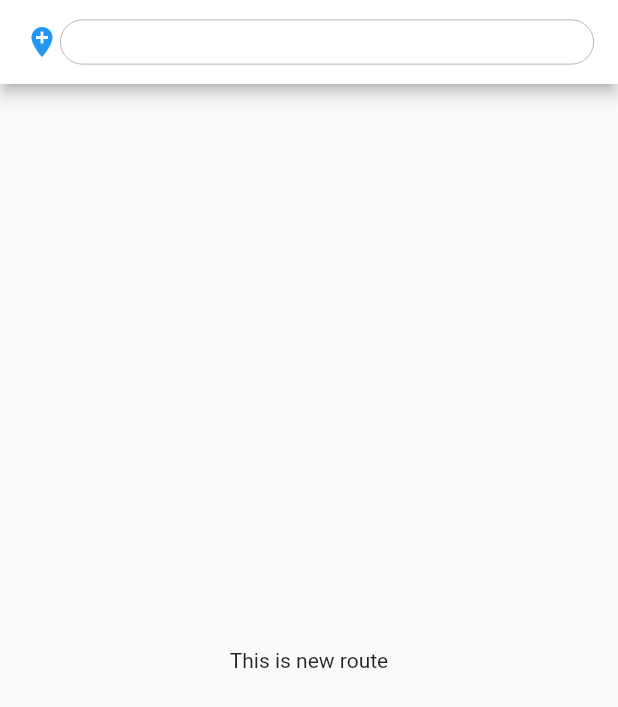
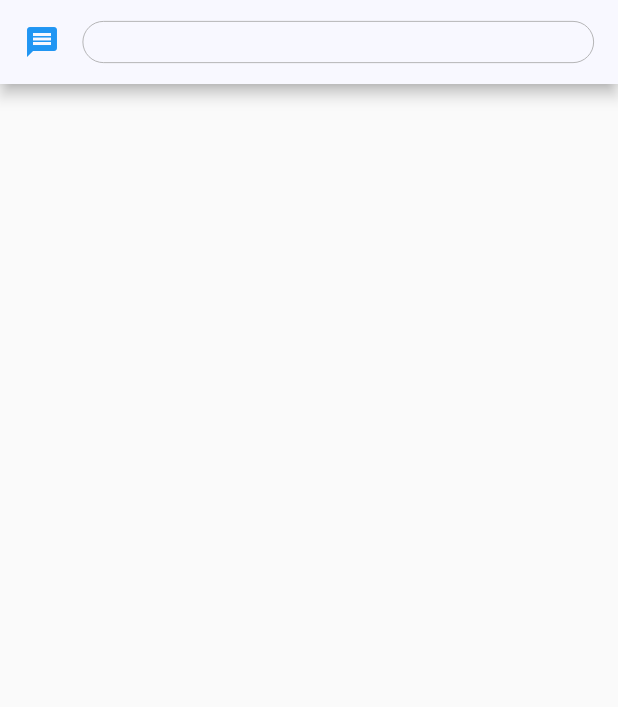
Before and after one commit to andwang130/flutter_frist, a Flutter app: the screen it shows after launch, on a phone screen of 412 x 824 dp. Shown: the top 707 px of the screen. Run offline on Flutter 3.47's test engine with Material 2 defaults, Android fonts, the phone set to English and light mode, and no system bars.

Commit message:
add home

```diff
--- a/lib/main.dart
+++ b/lib/main.dart
@@ -1,5 +1,5 @@
 import 'package:flutter/material.dart';
-import 'pkg/Search.dart';
+import 'package:flutter_app/pages/home.dart';
 void main() => runApp(MyApp());
 
 class MyApp extends StatelessWidget {
@@ -8,16 +8,7 @@ class MyApp extends StatelessWidget {
   Widget build(BuildContext context) {
 
     return MaterialApp(
-     home:Scaffold(
-      appBar: AppBar(
-        title: Search(),
-       backgroundColor: Colors.white,
-
-      ),
-      body: Center(
-        child: Text("This is new route"),
-      ),
-    )
+     home:Home()
     );
   }
 }
--- /dev/null
+++ b/lib/pages/home.dart
@@ -0,0 +1,32 @@
+import 'package:flutter/material.dart';
+import 'package:flutter_app/pkg/Search.dart';
+
+
+class Home extends StatefulWidget{
+  State<StatefulWidget> createState()=>_Home();
+}
+class _Home extends State<Home>{
+  @override
+  Widget build(BuildContext context) {
+    // TODO: implement build
+    return Scaffold(
+      appBar:AppBar(
+        title: HomeSearch(),
+        backgroundColor: Color.fromRGBO(	248,248,255, 1.0)
+      ),
+
+      body:Column(
+        children: <Widget>[
+
+        ],
+      ),
+    );
+  }
+}
+//class HomeSwiper extends StatelessWidget{
+//  @override
+//  Widget build(BuildContext context) {
+//    // TODO: implement build
+//    return ;
+//  }
+//}
--- a/lib/pkg/Search.dart
+++ b/lib/pkg/Search.dart
@@ -1,23 +1,31 @@
 import 'package:flutter/material.dart';
 
-class Search extends StatelessWidget{
+class HomeSearch extends StatelessWidget{
   @override
   Widget build(BuildContext context) {
-
     return Row(
       children: <Widget>[
-        Icon(Icons.add_location,color: Colors.blue,),
+        Icon(Icons.message,color: Colors.blue,),
         Expanded(
+        child: Padding(
+
+            padding:EdgeInsets.only(left: 15),
             child:Container(
-          height: 30,
+
+                  height: 28,
                   child:TextField(
                   decoration:InputDecoration(
-              border:InputBorder.none)
+                      border:InputBorder.none,
+                  fillColor: Colors.white
+                  ),
+
                   ),
                   decoration: BoxDecoration(
                       borderRadius:BorderRadius.circular(50),
                       border: Border.all(color: Colors.grey,width: 0.5),
+
         ),
+        )
     )
     )
       ],
```
Also changed, not shown: lib/pages/login.dart (added, +11 -0 lines), lib/pages/register.dart (added, +13 -0 lines). Lines whose indentation alone changed are shown as unchanged.
